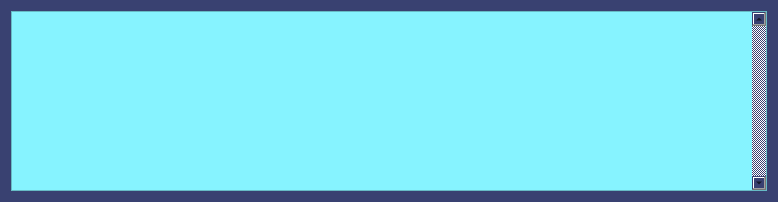
seongho9/veda_qt_todo_fork, file QtTodoUI/todoui.ui: the form before one commit.
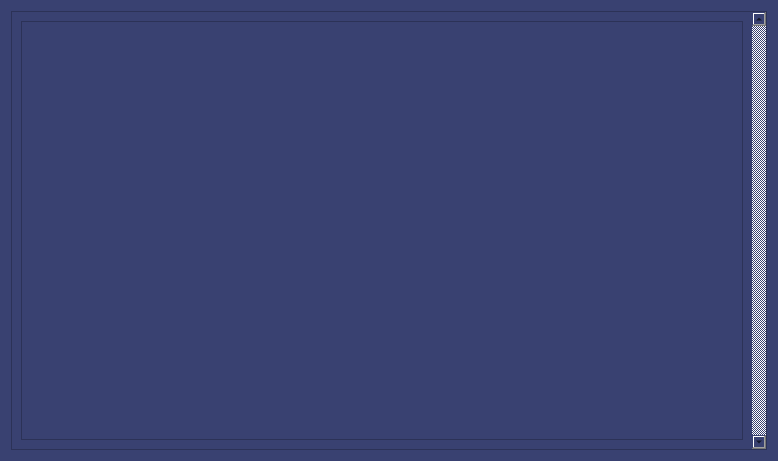
The form after the commit.

Patch:
```diff
--- a/QtTodoUI/todoui.ui
+++ b/QtTodoUI/todoui.ui
@@ -7,7 +7,7 @@
     <x>0</x>
     <y>0</y>
     <width>778</width>
-    <height>202</height>
+    <height>461</height>
    </rect>
   </property>
   <property name="windowTitle">
@@ -16,18 +16,12 @@
   <property name="styleSheet">
    <string notr="true">background-color: rgb(57, 65, 113);</string>
   </property>
-  <layout class="QHBoxLayout" name="horizontalLayout">
-   <item>
+  <layout class="QGridLayout" name="gridLayout">
+   <item row="0" column="0">
     <widget class="QScrollArea" name="scrollArea">
-     <property name="styleSheet">
-      <string notr="true">background-color: rgb(134, 243, 255);</string>
-     </property>
      <property name="verticalScrollBarPolicy">
       <enum>Qt::ScrollBarPolicy::ScrollBarAlwaysOn</enum>
      </property>
-     <property name="horizontalScrollBarPolicy">
-      <enum>Qt::ScrollBarPolicy::ScrollBarAlwaysOff</enum>
-     </property>
      <property name="widgetResizable">
       <bool>true</bool>
      </property>
@@ -37,10 +31,14 @@
         <x>0</x>
         <y>0</y>
         <width>741</width>
-        <height>182</height>
+        <height>441</height>
        </rect>
       </property>
-      <layout class="QVBoxLayout" name="verticalLayout"/>
+      <layout class="QVBoxLayout" name="verticalLayout">
+       <item>
+        <widget class="QListWidget" name="Contents"/>
+       </item>
+      </layout>
      </widget>
     </widget>
    </item>
```
Left out of the diff: 2 changed lines with no effect on the pictures.
